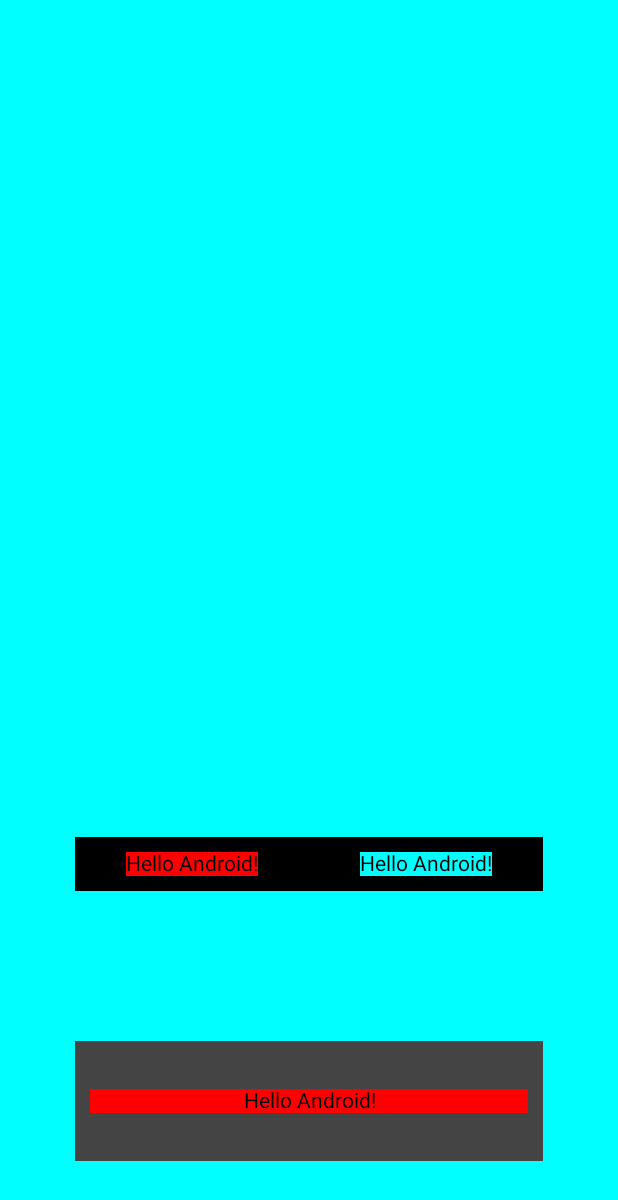
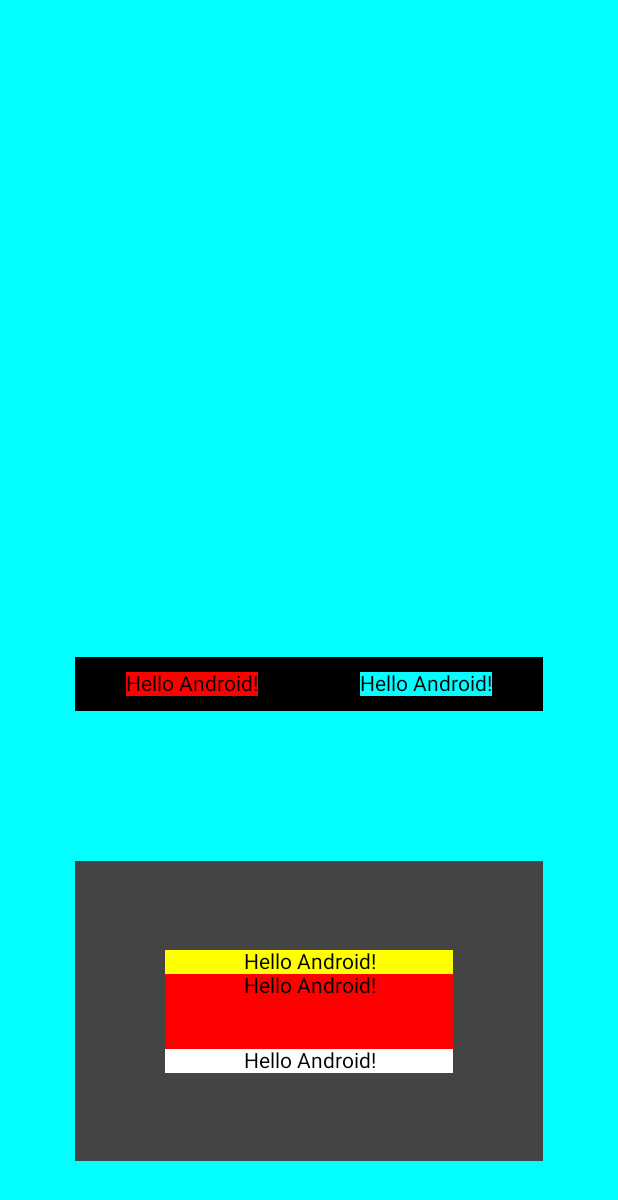
Before and after one commit to Javiertries2code/Examen, an Android app built with Jetpack Compose: the screen it shows after launch (MainActivity), on a phone screen of 412 x 824 dp. Shown: the top 1200 px of the screen. Run offline under Robolectric (Android 15) with nearby library versions, the phone set to English and light mode, and no system bars.

Commit message:
cajas con textos

```diff
--- a/proyectoRecuperacion/app/src/main/java/com/example/myrecuperacion/MainActivity.kt
+++ b/proyectoRecuperacion/app/src/main/java/com/example/myrecuperacion/MainActivity.kt
@@ -51,21 +51,49 @@ class MainActivity : ComponentActivity() {
                     .background(Color.Black),
                 horizontalArrangement = Arrangement.SpaceAround
             ) {
-                Text(text = "Hello Android!",  modifier = Modifier.padding(10.dp)
-                    .background(Color.Red))
-                Text(text = "Hello Android!",  modifier = Modifier.padding(10.dp)
-                    .background(Color.Cyan))
+                Text(
+                    text = "Hello Android!", modifier = Modifier
+                        .padding(10.dp)
+                        .background(Color.Red)
+                )
+                Text(
+                    text = "Hello Android!", modifier = Modifier
+                        .padding(10.dp)
+                        .background(Color.Cyan)
+                )
             }
-            Row( modifier = Modifier
-                .padding(50.dp)
-                .width(350.dp)
-                .height(80.dp)
-                .background(Color.DarkGray),
-                verticalAlignment = Alignment.CenterVertically){
-                Text(text = "Hello Android!",  modifier = Modifier.padding(10.dp)
-                    .background(Color.Red).fillMaxWidth(),
-                    textAlign = TextAlign.Center)
+            Row(
+                modifier = Modifier
+                    .padding(50.dp)
+                    .width(350.dp)
+                    .height(200.dp)
+                    .background(Color.DarkGray),
+                verticalAlignment = Alignment.CenterVertically
+            ) {
+            Column(){
+                Text(
+                    text = "Hello Android!", modifier = Modifier
+                        .padding(horizontal = 60.dp)
+                        .background(Color.Yellow)
+                        .fillMaxWidth(),
+                    textAlign = TextAlign.Center
+                )
+                Text(
+                    text = "Hello Android!", modifier = Modifier.height(50.dp)
+                        .padding(horizontal = 60.dp)
+                        .background(Color.Red)
+                        .fillMaxWidth(),
+                    textAlign = TextAlign.Center
+                )
+                Text(
+                    text = "Hello Android!", modifier = Modifier
+                        .padding(horizontal = 60.dp)
+                        .background(Color.White)
+                        .fillMaxWidth(),
+                    textAlign = TextAlign.Center
+                )
 
+            }
             }
 
 
```
